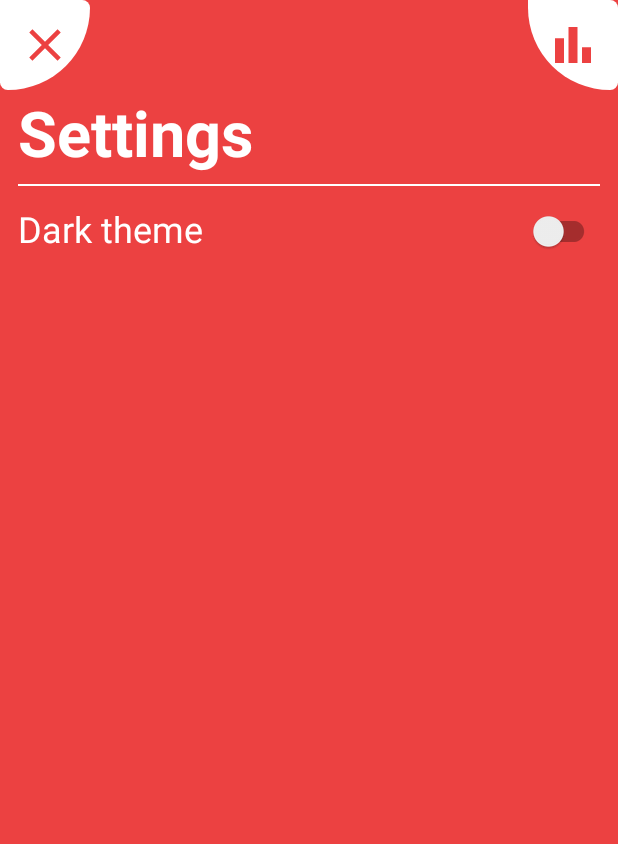
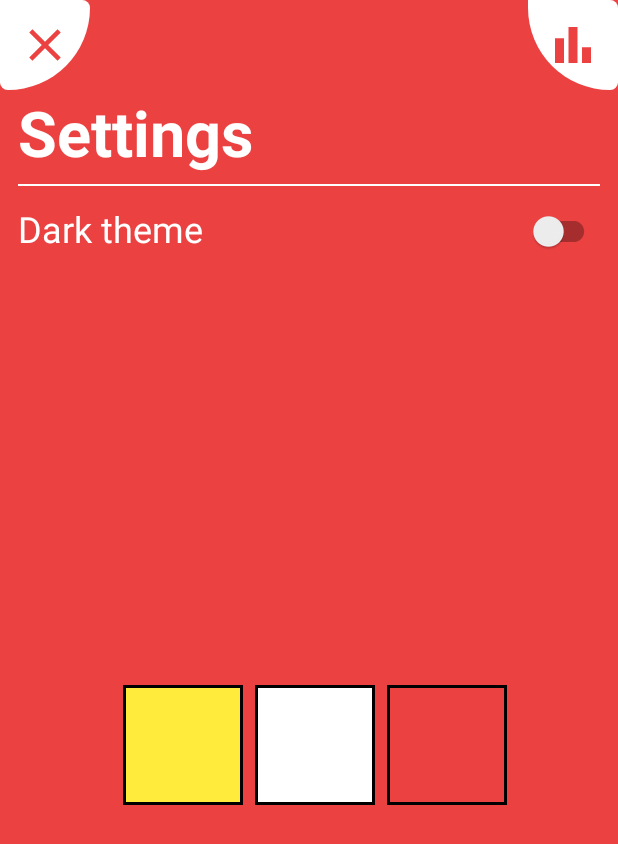
Before and after one commit to BruhChampus/FlowmodoroApp, an Android app: the SettingsFragment screen opened through its navigation route, on a phone screen of 412 x 824 dp. Shown: the top 844 px of the screen. Run offline under Robolectric (Android 15) with nearby library versions, the phone set to English and light mode, and no system bars.

Commit message:
Add theme picks for app

```diff
--- a/app/src/main/java/com/example/flowmodoroapp/presentation/MainActivity.kt
+++ b/app/src/main/java/com/example/flowmodoroapp/presentation/MainActivity.kt
@@ -7,6 +7,7 @@ import android.os.Bundle
 import android.widget.Toast
 import androidx.activity.result.contract.ActivityResultContracts
 import androidx.appcompat.app.AppCompatDelegate
+import com.example.flowmodoroapp.R
 
 import com.example.flowmodoroapp.databinding.ActivityMainBinding
 
@@ -16,7 +17,6 @@ import com.example.flowmodoroapp.databinding.ActivityMainBinding
         super.onCreate(savedInstanceState)
         binding = ActivityMainBinding.inflate(layoutInflater)
         setContentView(binding.root)
-
         requestLauncher.launch(android.Manifest.permission.POST_NOTIFICATIONS)
 
     }
--- a/app/src/main/java/com/example/flowmodoroapp/presentation/fragments/MainScreenFragment.kt
+++ b/app/src/main/java/com/example/flowmodoroapp/presentation/fragments/MainScreenFragment.kt
@@ -21,7 +21,6 @@ class MainScreenFragment : Fragment() {
         savedInstanceState: Bundle?,
     ): View? {
         binding = FragmentMainScreenBinding.inflate(layoutInflater)
-
         binding.ivStart.setOnClickListener {
             val action =
                 MainScreenFragmentDirections.actionMainScreenFragmentToStudyingScreenFragment(
--- a/app/src/main/java/com/example/flowmodoroapp/presentation/fragments/SettingsFragment.kt
+++ b/app/src/main/java/com/example/flowmodoroapp/presentation/fragments/SettingsFragment.kt
@@ -2,13 +2,17 @@ package com.example.flowmodoroapp.presentation.fragments
 
 import android.content.Context
 import android.content.res.Configuration
+import android.content.res.Resources.Theme
+import android.graphics.Color
 import android.os.Bundle
 import androidx.fragment.app.Fragment
 import android.view.LayoutInflater
 import android.view.View
 import android.view.ViewGroup
 import androidx.appcompat.app.AppCompatDelegate
+import androidx.core.content.res.ResourcesCompat.ThemeCompat
 import androidx.navigation.findNavController
+import androidx.navigation.fragment.findNavController
 import com.example.flowmodoroapp.R
 import com.example.flowmodoroapp.data.MySharedPreference
 import com.example.flowmodoroapp.databinding.FragmentSettingsBinding
@@ -39,13 +43,29 @@ class SettingsFragment : Fragment() {
             val nightModeFlags = resources.configuration.uiMode and Configuration.UI_MODE_NIGHT_MASK
             if (nightModeFlags == Configuration.UI_MODE_NIGHT_NO && isChecked) {
                 AppCompatDelegate.setDefaultNightMode(AppCompatDelegate.MODE_NIGHT_YES)
+                findNavController().navigate(R.id.settingsFragment)
             } else {
                 AppCompatDelegate.setDefaultNightMode(AppCompatDelegate.MODE_NIGHT_NO)
+                findNavController().navigate(R.id.settingsFragment)
             }
         }
 
         mySharedPreference.saveInSharedPref(binding.scSwitchNightMode.isChecked)
 
+        binding.ivYellow.setOnClickListener {
+            requireContext().setTheme(R.style.Theme_FlowmodoroAppYellow)
+            findNavController().navigate(R.id.settingsFragment)
+         }
+
+        binding.ivWhite.setOnClickListener {
+            requireContext().setTheme(R.style.Theme_FlowmodoroAppWhite)
+            findNavController().navigate(R.id.settingsFragment)
+        }
+
+        binding.ivRed.setOnClickListener {
+            requireContext().setTheme(R.style.Theme_FlowmodoroApp)
+            findNavController().navigate(R.id.settingsFragment)
+        }
         return binding.root
     }
 
--- /dev/null
+++ b/app/src/main/res/drawable/color_outline.xml
@@ -0,0 +1,6 @@
+<?xml version="1.0" encoding="utf-8"?>
+<shape android:shape="rectangle"
+    xmlns:android="http://schemas.android.com/apk/res/android">
+    <stroke android:width="2dp"
+        android:color="@color/black"/>
+</shape>
--- a/app/src/main/res/drawable/flowmodoro_icon_circle.xml
+++ b/app/src/main/res/drawable/flowmodoro_icon_circle.xml
@@ -1,9 +1,9 @@
 <?xml version="1.0" encoding="utf-8"?>
 <shape xmlns:android="http://schemas.android.com/apk/res/android"
     android:shape="oval">
-    <solid android:color="@color/light_red"/>
+    <solid android:color="?attr/colorPrimary"/>
     <stroke
         android:width="4dp"
-        android:color="@color/white" />
+        android:color="?attr/colorOnPrimary" />
 
 </shape>
--- a/app/src/main/res/drawable/left_icon_angle_background.xml
+++ b/app/src/main/res/drawable/left_icon_angle_background.xml
@@ -3,7 +3,7 @@
 
     android:shape="rectangle"
     >
-    <solid android:color="@color/white"/>
+    <solid android:color="?attr/colorOnPrimary"/>
     <corners android:bottomRightRadius="420dp"
         android:topRightRadius="40dp"
         android:bottomLeftRadius="40dp"
--- a/app/src/main/res/drawable/results_background.xml
+++ b/app/src/main/res/drawable/results_background.xml
@@ -2,7 +2,7 @@
 <shape xmlns:android="http://schemas.android.com/apk/res/android"
     android:shape="rectangle">
 
-    <solid android:color="@color/white"/>
+    <solid android:color="?attr/colorOnPrimary"/>
     <corners android:bottomRightRadius="20dp"
         android:topRightRadius="20dp"/>
 
--- a/app/src/main/res/drawable/right_icon_angle_background.xml
+++ b/app/src/main/res/drawable/right_icon_angle_background.xml
@@ -3,7 +3,7 @@
 
     android:shape="rectangle"
     >
-    <solid android:color="@color/white"/>
+    <solid android:color="?attr/colorOnPrimary"/>
     <corners android:bottomRightRadius="40dp"
         android:topRightRadius="40dp"
         android:bottomLeftRadius="420dp"
--- a/app/src/main/res/drawable/ripple_app_icon_circle.xml
+++ b/app/src/main/res/drawable/ripple_app_icon_circle.xml
@@ -1,11 +1,11 @@
 <?xml version="1.0" encoding="utf-8"?>
 <ripple xmlns:android="http://schemas.android.com/apk/res/android"
-    android:color="@color/dark_red">
+    android:color="?attr/colorPrimaryVariant">
     <item android:id="@android:id/mask">
         <shape
             android:innerRadius="2.1dp"
             android:shape="oval">
-            <solid android:color="@color/dark_red" />
+            <solid android:color="?attr/colorPrimaryVariant" />
         </shape>
     </item>
 
--- a/app/src/main/res/drawable/switch_thumb.xml
+++ b/app/src/main/res/drawable/switch_thumb.xml
@@ -7,7 +7,7 @@
 </item>
     <item>
         <shape android:shape="oval">
-            <solid android:color="@color/white" /> <!-- Color when switch is unchecked/inactive -->
+            <solid android:color="?attr/colorOnPrimary" /> <!-- Color when switch is unchecked/inactive -->
         </shape>
     </item>
 </selector>
--- a/app/src/main/res/layout/activity_main.xml
+++ b/app/src/main/res/layout/activity_main.xml
@@ -4,8 +4,7 @@
     xmlns:tools="http://schemas.android.com/tools"
     android:layout_width="match_parent"
     android:layout_height="match_parent"
-    android:background="@color/light_red"
-    tools:context=".presentation.MainActivity">
+     tools:context=".presentation.MainActivity">
 
 
  <fragment
--- a/app/src/main/res/layout/fragment_settings.xml
+++ b/app/src/main/res/layout/fragment_settings.xml
@@ -4,7 +4,7 @@
     xmlns:tools="http://schemas.android.com/tools"
     android:layout_width="match_parent"
     android:layout_height="match_parent"
-    android:background="@color/light_red">
+    android:background="?attr/colorPrimary">
 
     <ImageView
         android:id="@+id/iv_close"
@@ -15,7 +15,7 @@
         android:src="@drawable/close"
         app:layout_constraintStart_toStartOf="parent"
         app:layout_constraintTop_toTopOf="parent"
-        app:tint="@color/light_red" />
+        app:tint="?attr/colorPrimary" />
 
     <ImageView
         android:id="@+id/iv_results"
@@ -26,7 +26,7 @@
         android:src="@drawable/bar_chart"
         app:layout_constraintEnd_toEndOf="parent"
         app:layout_constraintTop_toTopOf="parent"
-        app:tint="@color/light_red" />
+        app:tint="?attr/colorPrimary" />
 
 
     <TextView
@@ -35,9 +35,10 @@
         android:layout_height="wrap_content"
         android:layout_marginHorizontal="12dp"
         android:text="@string/settings"
-        android:textColor="@color/white"
+        android:textColor="?attr/colorOnPrimary"
         android:textSize="42sp"
         android:textStyle="bold"
+
         app:layout_constraintStart_toStartOf="parent"
         app:layout_constraintTop_toBottomOf="@id/iv_close" />
 
@@ -47,7 +48,7 @@
         android:layout_height="1dp"
         android:layout_marginHorizontal="12dp"
         android:layout_marginTop="6dp"
-        android:background="@color/white"
+        android:background="?attr/colorOnPrimary"
         app:layout_constraintEnd_toEndOf="parent"
         app:layout_constraintStart_toStartOf="parent"
         app:layout_constraintTop_toBottomOf="@+id/tv_settings" />
@@ -59,8 +60,9 @@
         android:layout_marginHorizontal="12dp"
         android:layout_marginTop="12dp"
         android:text="Dark theme"
-        android:textColor="@color/white"
+        android:textColor="?attr/colorOnPrimary"
         android:textSize="24sp"
+
         app:layout_constraintStart_toStartOf="parent"
         app:layout_constraintTop_toBottomOf="@+id/view_horizontal_first" />
 
@@ -68,10 +70,51 @@
         android:id="@+id/sc_switch_night_mode"
         android:layout_width="wrap_content"
         android:layout_height="wrap_content"
-         android:layout_marginTop="6dp"
         android:layout_marginHorizontal="12dp"
+        android:layout_marginTop="6dp"
+        android:textColor="?attr/colorOnPrimary"
         app:layout_constraintEnd_toEndOf="parent"
         app:layout_constraintTop_toBottomOf="@id/view_horizontal_first" />
 
 
+    <LinearLayout
+        android:id="@+id/ll_colors"
+        android:layout_width="match_parent"
+        android:layout_height="wrap_content"
+        android:gravity="center"
+        android:orientation="horizontal"
+        android:padding="8dp"
+        app:layout_constraintBottom_toBottomOf="parent"
+        app:layout_constraintEnd_toEndOf="parent"
+        app:layout_constraintStart_toStartOf="parent"
+        app:layout_constraintTop_toBottomOf="@id/tv_dark_theme">
+
+        <ImageView
+            android:id="@+id/iv_yellow"
+            android:layout_width="80dp"
+            android:layout_height="80dp"
+            android:layout_marginStart="8dp"
+            android:background="@color/yellow"
+            android:src="@drawable/color_outline"
+
+            />
+
+        <ImageView
+            android:id="@+id/iv_white"
+            android:layout_width="80dp"
+            android:layout_height="80dp"
+            android:layout_marginStart="8dp"
+            android:background="@color/white"
+            android:src="@drawable/color_outline" />
+
+        <ImageView
+            android:id="@+id/iv_red"
+            android:layout_width="80dp"
+            android:layout_height="80dp"
+            android:layout_marginStart="8dp"
+            android:background="@color/light_red"
+            android:src="@drawable/color_outline" />
+
+    </LinearLayout>
+
 </androidx.constraintlayout.widget.ConstraintLayout>
--- a/app/src/main/res/layout/session_item.xml
+++ b/app/src/main/res/layout/session_item.xml
@@ -14,7 +14,7 @@
         android:layout_width="wrap_content"
         android:layout_height="wrap_content"
         android:text="09.09.2023"
-        android:textColor="@color/light_red"
+        android:textColor="?attr/colorPrimary"
         android:textSize="26dp"
         android:textStyle="bold"
         app:layout_constraintStart_toStartOf="parent"
@@ -25,7 +25,7 @@
         android:layout_width="wrap_content"
         android:layout_height="wrap_content"
         android:text="131 mins"
-        android:textColor="@color/light_red"
+        android:textColor="?attr/colorPrimary"
         android:textSize="24dp"
         android:textStyle="bold"
         android:layout_marginTop="10dp"
@@ -38,7 +38,7 @@
         android:layout_width="wrap_content"
         android:layout_height="wrap_content"
         android:text="Task name"
-        android:textColor="@color/light_red"
+        android:textColor="?attr/colorPrimary"
         android:textSize="24dp"
         android:maxLength="8"
         android:textStyle="bold"
--- a/app/src/main/res/values-night/themes.xml
+++ b/app/src/main/res/values-night/themes.xml
@@ -13,4 +13,33 @@
         <item name="android:statusBarColor">?attr/colorPrimaryVariant</item>
         <!-- Customize your theme here. -->
     </style>
+
+    <style name="Theme.FlowmodoroAppWhite" parent="Theme.MaterialComponents.DayNight.NoActionBar">
+        <!-- Primary brand color. -->
+        <item name="colorPrimary">@color/dark_gray</item>
+        <item name="colorPrimaryVariant">@color/black</item>
+        <item name="colorOnPrimary">@color/pink_purple</item>
+        <!-- Secondary brand color. -->
+        <item name="colorSecondary">@color/pink_purple</item>
+        <item name="colorSecondaryVariant">@color/pink_purple</item>
+        <item name="colorOnSecondary">@color/black</item>
+        <!-- Status bar color. -->
+        <item name="android:statusBarColor">?attr/colorPrimaryVariant</item>
+        <!-- Customize your theme here. -->
+    </style>
+
+
+    <style name="Theme.FlowmodoroAppYellow" parent="Theme.MaterialComponents.DayNight.NoActionBar">
+        <!-- Primary brand color. -->
+        <item name="colorPrimary">@color/dark_gray</item>
+        <item name="colorPrimaryVariant">@color/black</item>
+        <item name="colorOnPrimary">@color/pink_purple</item>
+        <!-- Secondary brand color. -->
+        <item name="colorSecondary">@color/pink_purple</item>
+        <item name="colorSecondaryVariant">@color/pink_purple</item>
+        <item name="colorOnSecondary">@color/black</item>
+        <!-- Status bar color. -->
+        <item name="android:statusBarColor">?attr/colorPrimaryVariant</item>
+        <!-- Customize your theme here. -->
+    </style>
 </resources>
--- a/app/src/main/res/values/colors.xml
+++ b/app/src/main/res/values/colors.xml
@@ -12,6 +12,7 @@
     <color name="light_red">#EC4141</color>
     <color name="dark_red">#B13333</color>
     <color name="yellow">#FFEB3B</color>
+    <color name="dark_yellow">#AEA028</color>
 
     <color name="gray">#4E4C4C</color>
 
--- a/app/src/main/res/values/themes.xml
+++ b/app/src/main/res/values/themes.xml
@@ -10,7 +10,40 @@
         <item name="colorSecondaryVariant">#FFFFFF</item>
         <item name="colorOnSecondary">@color/black</item>
         <!-- Status bar color. -->
-        <item name="android:statusBarColor">?attr/colorPrimaryVariant</item>
+        <item name="android:statusBarColor">@color/black</item>
+         <!-- Customize your theme here. -->
+
+    </style>
+
+
+
+    <style name="Theme.FlowmodoroAppYellow" parent="Theme.MaterialComponents.Light.NoActionBar">
+        <!-- Primary brand color. -->
+        <item name="colorPrimary">@color/yellow</item>
+        <item name="colorPrimaryVariant">@color/dark_yellow</item>
+        <item name="colorOnPrimary">@color/white</item>
+        <!-- Secondary brand color. -->
+        <item name="colorSecondary">@color/white</item>
+        <item name="colorSecondaryVariant">@color/white</item>
+        <item name="colorOnSecondary">@color/white</item>
+        <!-- Status bar color. -->
+        <item name="android:statusBarColor">@color/dark_yellow</item>
         <!-- Customize your theme here. -->
     </style>
+
+
+    <style name="Theme.FlowmodoroAppWhite" parent="Theme.MaterialComponents.Light.NoActionBar">
+        <!-- Primary brand color. -->
+        <item name="colorPrimary">@color/white</item>
+        <item name="colorPrimaryVariant">@color/dark_gray</item>
+        <item name="colorOnPrimary">@color/gray</item>
+        <!-- Secondary brand color. -->
+        <item name="colorSecondary">@color/white</item>
+        <item name="colorSecondaryVariant">@color/white</item>
+        <item name="colorOnSecondary">@color/white</item>
+        <!-- Status bar color. -->
+        <item name="android:statusBarColor">@color/dark_gray</item>
+        <!-- Customize your theme here. -->
+    </style>
+
 </resources>
```
Also changed, not shown: app/src/main/res/layout/fragment_break_screen.xml (+8 -7 lines), app/src/main/res/layout/fragment_main_screen.xml (+9 -8 lines), app/src/main/res/layout/fragment_results_screen.xml (+4 -4 lines), app/src/main/res/layout/fragment_studying_screen.xml (+11 -9 lines).
